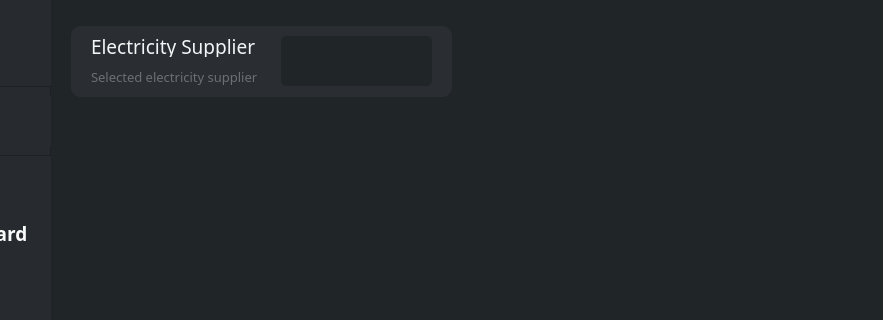
Above: billy_ui.ui from TiberiuMatei/BillyApp before the change; both pictures show x 149 to 1032 and y 94 to 414 of the 1304 by 920 pixel window. Below: the same form after it.
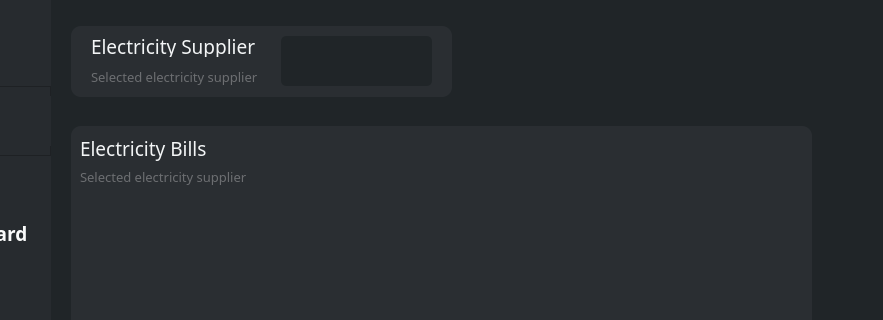
That is the form after the change. The open tabs and pages were chosen to show the change. Icons and pictures are not drawn.

Commit message: Added TreeView for Electricity page

```diff
--- a/billy_ui.ui
+++ b/billy_ui.ui
@@ -21,7 +21,8 @@
   </property>
   <widget class="QWidget" name="mainCentralWidget">
    <property name="styleSheet">
-    <string notr="true">background-color: rgb(39, 43, 47);</string>
+    <string notr="true">background-color: rgb(39, 43, 47);
+outline: none;</string>
    </property>
    <layout class="QHBoxLayout" name="horizontalLayout">
     <property name="spacing">
@@ -1236,6 +1237,117 @@
              </property>
             </widget>
            </widget>
+           <widget class="QFrame" name="electricityDirectoryFrame">
+            <property name="geometry">
+             <rect>
+              <x>20</x>
+              <y>180</y>
+              <width>741</width>
+              <height>341</height>
+             </rect>
+            </property>
+            <property name="styleSheet">
+             <string notr="true">QFrame{
+	border-radius: 10px;	
+	background-color: #2a2e32;
+}</string>
+            </property>
+            <property name="frameShape">
+             <enum>QFrame::StyledPanel</enum>
+            </property>
+            <property name="frameShadow">
+             <enum>QFrame::Raised</enum>
+            </property>
+            <layout class="QGridLayout" name="gridLayout">
+             <property name="leftMargin">
+              <number>9</number>
+             </property>
+             <property name="topMargin">
+              <number>9</number>
+             </property>
+             <property name="rightMargin">
+              <number>9</number>
+             </property>
+             <item row="0" column="0">
+              <widget class="QLabel" name="lblElectricityDirectory">
+               <property name="font">
+                <font>
+                 <family>SF UI Display</family>
+                 <pointsize>14</pointsize>
+                </font>
+               </property>
+               <property name="styleSheet">
+                <string notr="true">color: #f3f5f6;</string>
+               </property>
+               <property name="text">
+                <string>Electricity Bills</string>
+               </property>
+              </widget>
+             </item>
+             <item row="1" column="0">
+              <widget class="QLabel" name="lblElectricityDirectoryInfo">
+               <property name="font">
+                <font>
+                 <family>SF UI Display</family>
+                 <pointsize>10</pointsize>
+                </font>
+               </property>
+               <property name="styleSheet">
+                <string notr="true">color: #6c6e71;</string>
+               </property>
+               <property name="text">
+                <string>Selected electricity supplier</string>
+               </property>
+              </widget>
+             </item>
+             <item row="2" column="0">
+              <widget class="QTreeView" name="treeElectricityDirectory">
+               <property name="font">
+                <font>
+                 <family>SF UI Display</family>
+                 <pointsize>10</pointsize>
+                </font>
+               </property>
+               <property name="styleSheet">
+                <string notr="true">QTreeView {
+    background: #2a2e32;
+	color: #f3f5f6;
+}
+QTreeView::item:open {
+	background-color: #EE4540;
+    color: #f3f5f6;
+}
+QTreeView::item:hover {
+	background-color: #6c6e71;
+}
+QTreeView::item:selected {
+	background-color: #C72C41;
+    color: #f3f5f6;
+}
+QTreeView::branch:open {
+	image: url(:/images/Resources/branch-open.png);
+}
+QTreeView::branch:closed:has-children {    
+	image: url(:/images/Resources/branch-closed.png);
+}
+QTreeView::branch:hover {
+	background-color: #6c6e71;
+}
+QHeaderView::section {
+	font-family: &quot;SF UI Display&quot;;
+	font-size: 10pt;
+    background-color: #2a2e32;
+    color: #f3f5f6;
+}
+</string>
+               </property>
+               <property name="sortingEnabled">
+                <bool>true</bool>
+               </property>
+              </widget>
+             </item>
+            </layout>
+           </widget>
           </widget>
           <widget class="QWidget" name="pageNaturalGas">
            <widget class="QLabel" name="lblNaturalGasTitle">
```
The commit also changes 35 other files.
